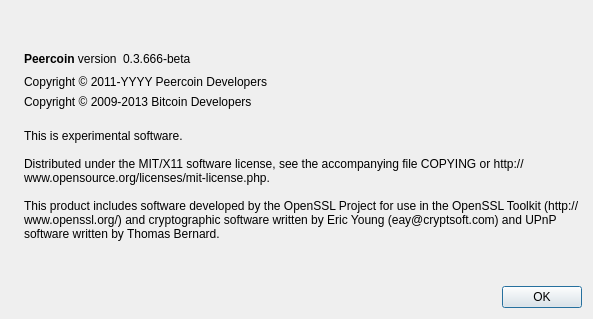
Above: src/qt/forms/aboutdialog.ui from lavb22/DaVinciCoin before the change. Below: the same form after it.
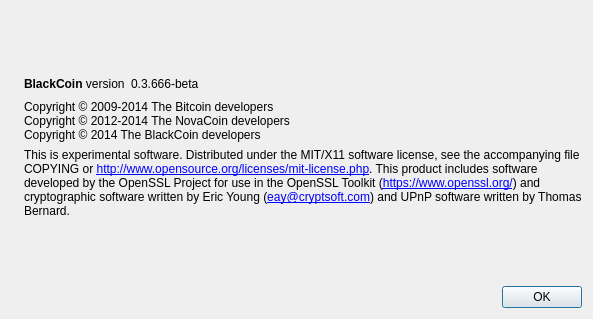
That is the form after the change. Icons and pictures are not drawn.

```diff
--- a/src/qt/forms/aboutdialog.ui
+++ b/src/qt/forms/aboutdialog.ui
@@ -50,7 +50,7 @@
           <cursorShape>IBeamCursor</cursorShape>
          </property>
          <property name="text">
-          <string>&lt;b&gt;Peercoin&lt;/b&gt; version</string>
+          <string>&lt;b&gt;BlackCoin&lt;/b&gt; version</string>
          </property>
          <property name="textInteractionFlags">
           <set>Qt::LinksAccessibleByMouse|Qt::TextSelectableByKeyboard|Qt::TextSelectableByMouse</set>
@@ -91,26 +91,9 @@
         <cursorShape>IBeamCursor</cursorShape>
        </property>
        <property name="text">
-        <string>Copyright &amp;copy; 2011-YYYY Peercoin Developers</string>
-       </property>
-       <property name="textFormat">
-        <enum>Qt::RichText</enum>
-       </property>
-       <property name="textInteractionFlags">
-        <set>Qt::LinksAccessibleByMouse|Qt::TextSelectableByKeyboard|Qt::TextSelectableByMouse</set>
-       </property>
-      </widget>
-     </item>
-     <item>
-      <widget class="QLabel" name="BitcoinCopyrightLabel">
-       <property name="cursor">
-        <cursorShape>IBeamCursor</cursorShape>
-       </property>
-       <property name="text">
-        <string notr="true">Copyright &amp;copy; 2009-2013 Bitcoin Developers</string>
-       </property>
-       <property name="textFormat">
-        <enum>Qt::RichText</enum>
+        <string>Copyright © 2009-2014 The Bitcoin developers
+Copyright © 2012-2014 The NovaCoin developers
+Copyright © 2014 The BlackCoin developers</string>
        </property>
        <property name="textInteractionFlags">
         <set>Qt::LinksAccessibleByMouse|Qt::TextSelectableByKeyboard|Qt::TextSelectableByMouse</set>
@@ -126,9 +109,12 @@
         <string>
 This is experimental software.
 
-Distributed under the MIT/X11 software license, see the accompanying file COPYING or http://www.opensource.org/licenses/mit-license.php.
+Distributed under the MIT/X11 software license, see the accompanying file COPYING or &lt;a href=&quot;http://www.opensource.org/licenses/mit-license.php&quot;&gt;http://www.opensource.org/licenses/mit-license.php&lt;/a&gt;.
 
-This product includes software developed by the OpenSSL Project for use in the OpenSSL Toolkit (http://www.openssl.org/) and cryptographic software written by Eric Young (eay@cryptsoft.com) and UPnP software written by Thomas Bernard.</string>
+This product includes software developed by the OpenSSL Project for use in the OpenSSL Toolkit (&lt;a href=&quot;https://www.openssl.org/&quot;&gt;https://www.openssl.org/&lt;/a&gt;) and cryptographic software written by Eric Young (&lt;a href=&quot;mailto:eay@cryptsoft.com&quot;&gt;eay@cryptsoft.com&lt;/a&gt;) and UPnP software written by Thomas Bernard.</string>
+       </property>
+       <property name="textFormat">
+        <enum>Qt::RichText</enum>
        </property>
        <property name="wordWrap">
         <bool>true</bool>
```
Left out of the diff: 4 changed lines with no effect on the pictures.
